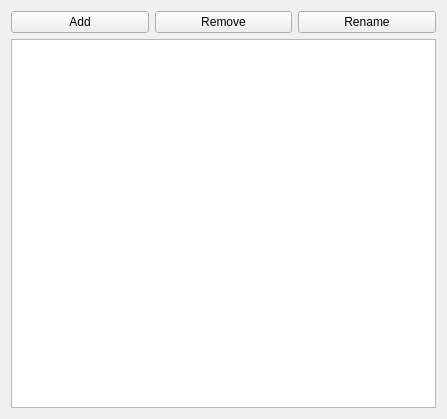
Qt form ami/LibraryViewWidget.ui (MatillaMartin/amigurumi_qt) before a commit.
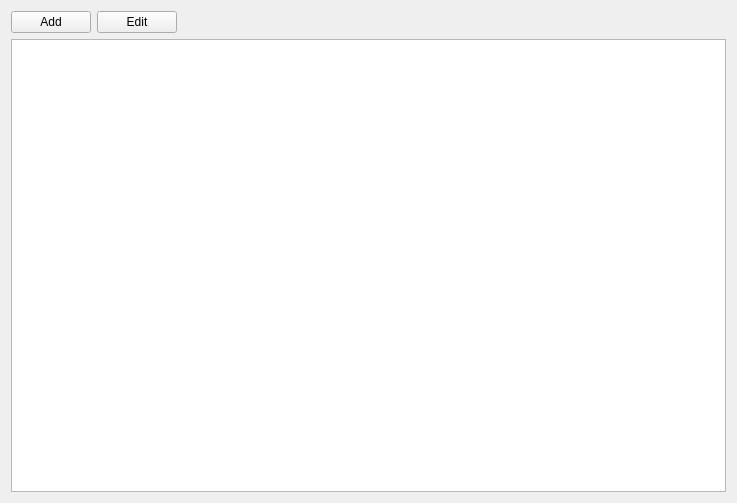
The same form after that commit.

Commit message: Added library loader

The edit to the form file:
```diff
--- a/ami/LibraryViewWidget.ui
+++ b/ami/LibraryViewWidget.ui
@@ -6,8 +6,8 @@
    <rect>
     <x>0</x>
     <y>0</y>
-    <width>447</width>
-    <height>419</height>
+    <width>737</width>
+    <height>503</height>
    </rect>
   </property>
   <property name="sizePolicy">
@@ -24,24 +24,42 @@
     <layout class="QHBoxLayout" name="horizontalLayout">
      <item>
       <widget class="QPushButton" name="addButton">
+       <property name="sizePolicy">
+        <sizepolicy hsizetype="Fixed" vsizetype="Fixed">
+         <horstretch>0</horstretch>
+         <verstretch>0</verstretch>
+        </sizepolicy>
+       </property>
        <property name="text">
         <string>Add</string>
        </property>
       </widget>
      </item>
      <item>
-      <widget class="QPushButton" name="removeButton">
+      <widget class="QPushButton" name="openButton">
+       <property name="sizePolicy">
+        <sizepolicy hsizetype="Fixed" vsizetype="Fixed">
+         <horstretch>0</horstretch>
+         <verstretch>0</verstretch>
+        </sizepolicy>
+       </property>
        <property name="text">
-        <string>Remove</string>
+        <string>Edit</string>
        </property>
       </widget>
      </item>
      <item>
-      <widget class="QPushButton" name="renameButton">
-       <property name="text">
-        <string>Rename</string>
+      <spacer name="horizontalSpacer">
+       <property name="orientation">
+        <enum>Qt::Horizontal</enum>
        </property>
-      </widget>
+       <property name="sizeHint" stdset="0">
+        <size>
+         <width>40</width>
+         <height>20</height>
+        </size>
+       </property>
+      </spacer>
      </item>
     </layout>
    </item>
```
The commit also changes 5 other files.
